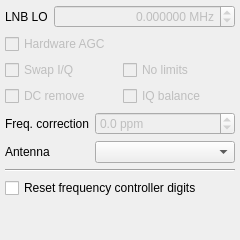
The window that src/qtgui/dockinputctl.ui (czorgormez/gqrx) describes before a commit, drawn with Qt 5.
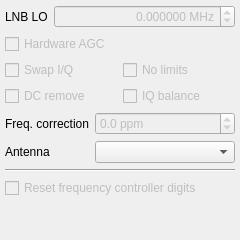
The same window after the commit. Icons and pictures are not drawn.

Commit message: gui: better defaults

```diff
--- a/src/qtgui/dockinputctl.ui
+++ b/src/qtgui/dockinputctl.ui
@@ -244,6 +244,9 @@
     </item>
     <item>
      <widget class="QCheckBox" name="freqCtrlResetButton">
+      <property name="enabled">
+       <bool>false</bool>
+      </property>
       <property name="toolTip">
        <string>&lt;html&gt;&lt;head/&gt;&lt;body&gt;&lt;p&gt;Reset subordinate digits in main frequency control widget&lt;/p&gt;&lt;/body&gt;&lt;/html&gt;</string>
       </property>
```
The commit also changes 2 other files.
